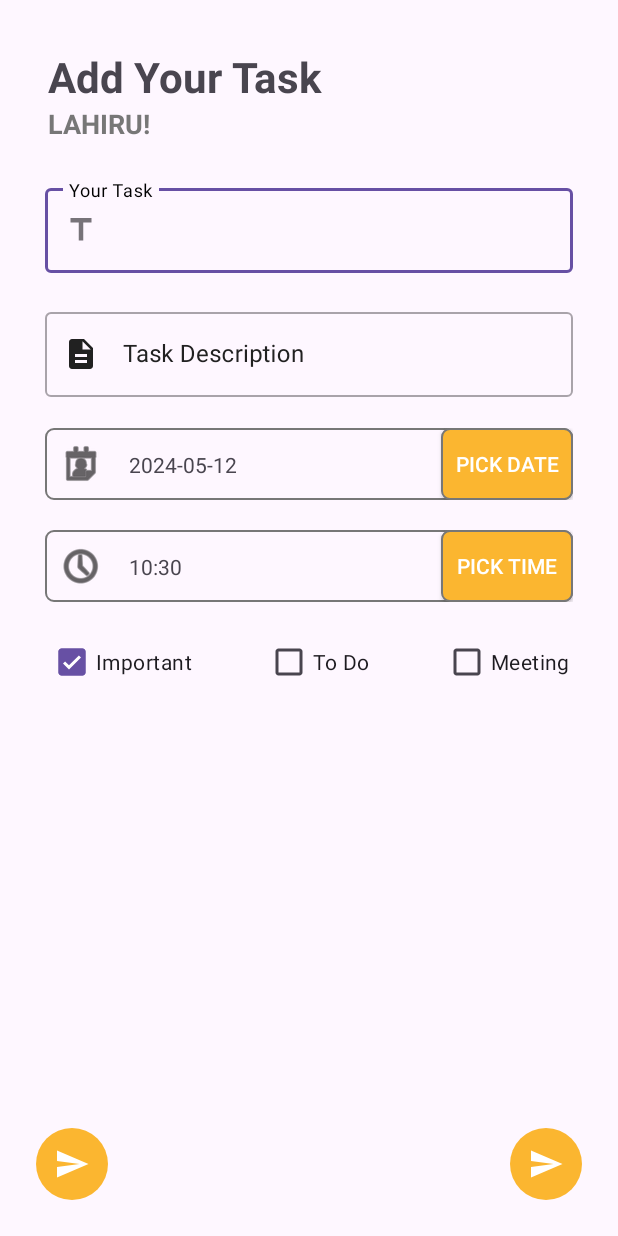
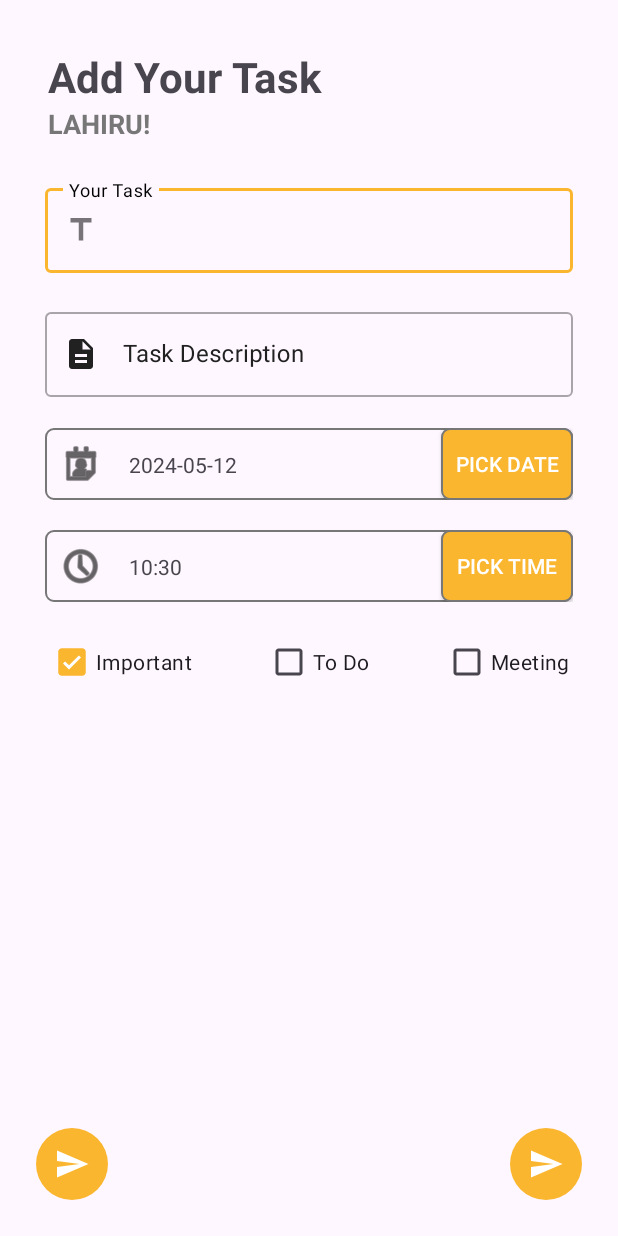
Before and after one commit to lahiruudayakumara/task-manager-android-app-kotlin, an Android app: the screen it shows after launch (AddTaskActivity), after a tap on "Create", on a phone screen of 412 x 824 dp. Run offline under Robolectric (Android 15) with nearby library versions, the phone set to English and light mode, and no system bars.

Commit message:
Update theme colors for TaskManagerApp

```diff
--- a/app/src/main/res/values/themes.xml
+++ b/app/src/main/res/values/themes.xml
@@ -1,7 +1,15 @@
 <resources xmlns:tools="http://schemas.android.com/tools">
     <!-- Base application theme. -->
     <style name="Base.Theme.TaskManagerApp" parent="Theme.Material3.Light.NoActionBar">
+        <item name="windowActionBar">true</item>
+        <item name="android:statusBarColor">@color/orange</item>
+        <!-- Set ActionBar background color -->
+        <item name="colorPrimary">@color/orange</item>
     </style>
 
-    <style name="Theme.TaskManagerApp" parent="Base.Theme.TaskManagerApp" />
+    <style name="Theme.TaskManagerApp" parent="Base.Theme.TaskManagerApp">
+        <item name="windowActionBar">true</item>
+        <item name="colorPrimary">@color/orange</item>
+        <item name="android:statusBarColor">@color/orange</item>
+    </style>
 </resources>
```
